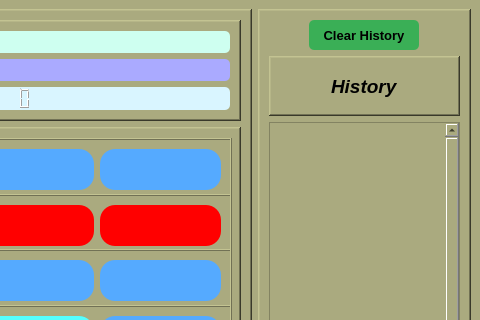
This is main_running_files/basic_calculator_app.ui in GeniusCodes007/My_Simple_Calculator_App as Qt 5 draws it before an edit; both pictures show x 451 to 931 and y 0 to 320 of the 931 by 551 pixel window. The edited form follows.
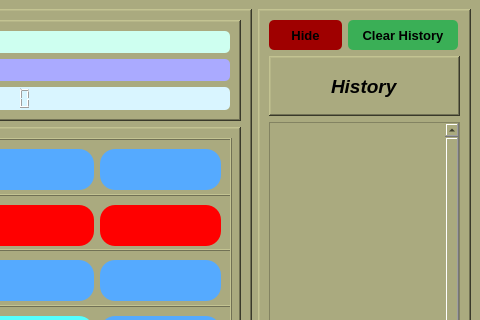
This is the edited form. Icons and pictures are not drawn.

Commit message: My Simple Calculator

Diff of the .ui file:
```diff
--- a/main_running_files/basic_calculator_app.ui
+++ b/main_running_files/basic_calculator_app.ui
@@ -1463,6 +1463,34 @@
       <layout class="QVBoxLayout" name="verticalLayout_6">
        <item>
         <layout class="QHBoxLayout" name="horizontalLayout_9">
+         <item>
+          <widget class="QPushButton" name="pushButton_hide">
+           <property name="minimumSize">
+            <size>
+             <width>73</width>
+             <height>30</height>
+            </size>
+           </property>
+           <property name="maximumSize">
+            <size>
+             <width>73</width>
+             <height>30</height>
+            </size>
+           </property>
+           <property name="font">
+            <font>
+             <pointsize>10</pointsize>
+             <bold>true</bold>
+            </font>
+           </property>
+           <property name="styleSheet">
+            <string notr="true">background-color: rgb(159, 0, 0);</string>
+           </property>
+           <property name="text">
+            <string>Hide</string>
+           </property>
+          </widget>
+         </item>
          <item>
           <widget class="QPushButton" name="pushButton_clear_history">
            <property name="minimumSize">
```
The commit also changes 4 other files.
